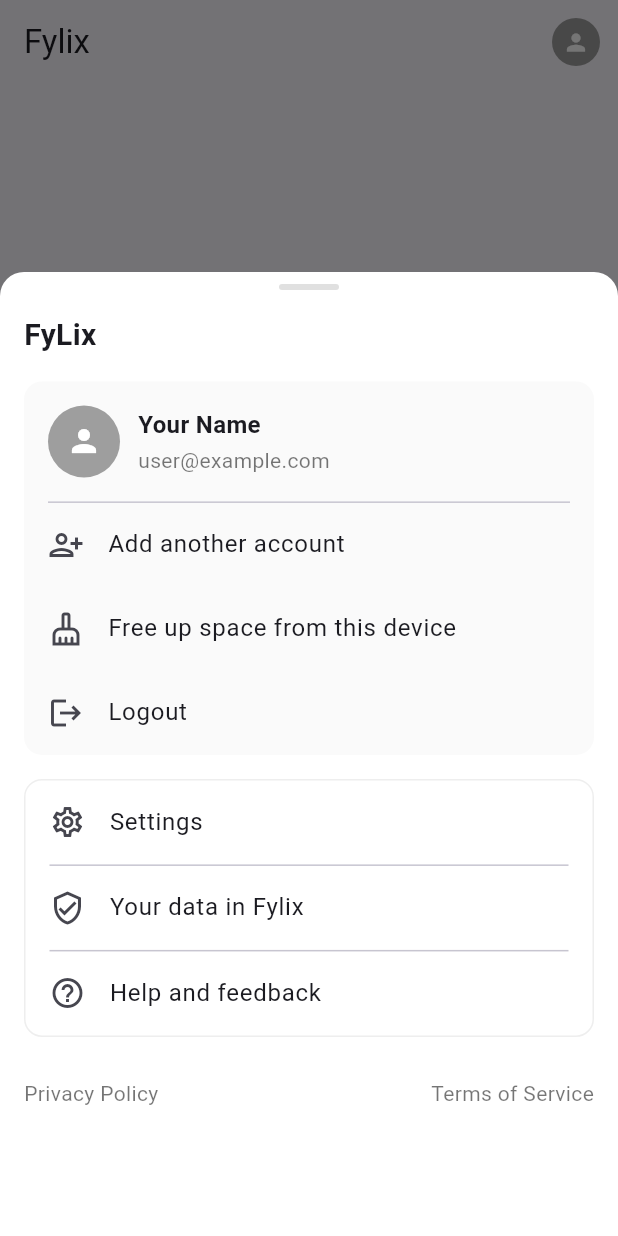
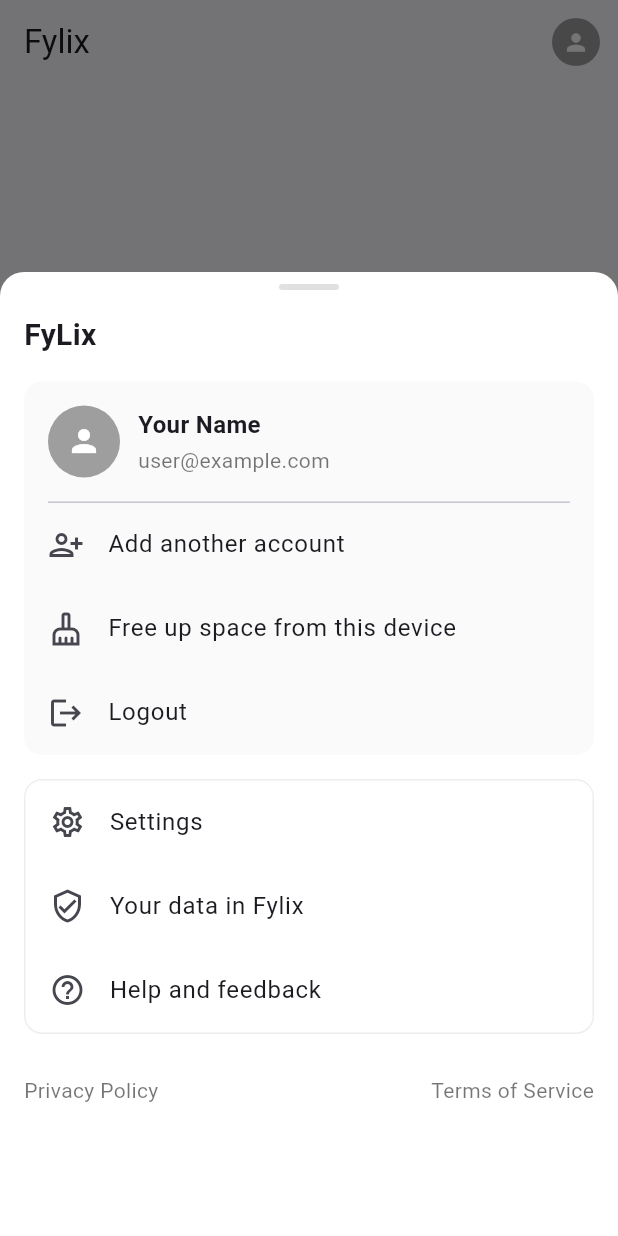
Before and after one commit to sh-riyad/fylix, a Flutter app: the screen it shows after launch, after a tap on the "person" icon, on a phone screen of 412 x 824 dp. Run offline on Flutter 3.47's test engine with Material 3 defaults, Android fonts, the phone set to English and light mode, and no system bars.

Commit message:
Remove dividers between list items

```diff
--- a/lib/features/home/app_shell.dart
+++ b/lib/features/home/app_shell.dart
@@ -220,18 +220,21 @@ class _AppShellState extends State<AppShell> {
                                         mainAxisSize: MainAxisSize.min,
                                         children: <Widget>[
                                           ListTile(
+                                            contentPadding: EdgeInsets.symmetric(horizontal: 16, vertical: 0), // reduce vertical space
                                             leading: const Icon(Icons.settings_outlined),
                                             title: const Text('Settings'),
                                             onTap: () => handle('settings'),
                                           ),
-                                          const Divider(height: 1, indent: 16, endIndent: 16),
+                                          // const Divider(height: 1, indent: 16, endIndent: 16),
                                           ListTile(
+                                            contentPadding: EdgeInsets.symmetric(horizontal: 16, vertical: 0),
                                             leading: const Icon(Icons.verified_user_outlined),
                                             title: const Text('Your data in Fylix'),
                                             onTap: () => handle('your_data'),
                                           ),
-                                          const Divider(height: 1, indent: 16, endIndent: 16),
+                                          // const Divider(height: 1, indent: 16, endIndent: 16),
                                           ListTile(
+                                            contentPadding: EdgeInsets.symmetric(horizontal: 16, vertical: 0),
                                             leading: const Icon(Icons.help_outline),
                                             title: const Text('Help and feedback'),
                                             onTap: () => handle('help_feedback'),
```
